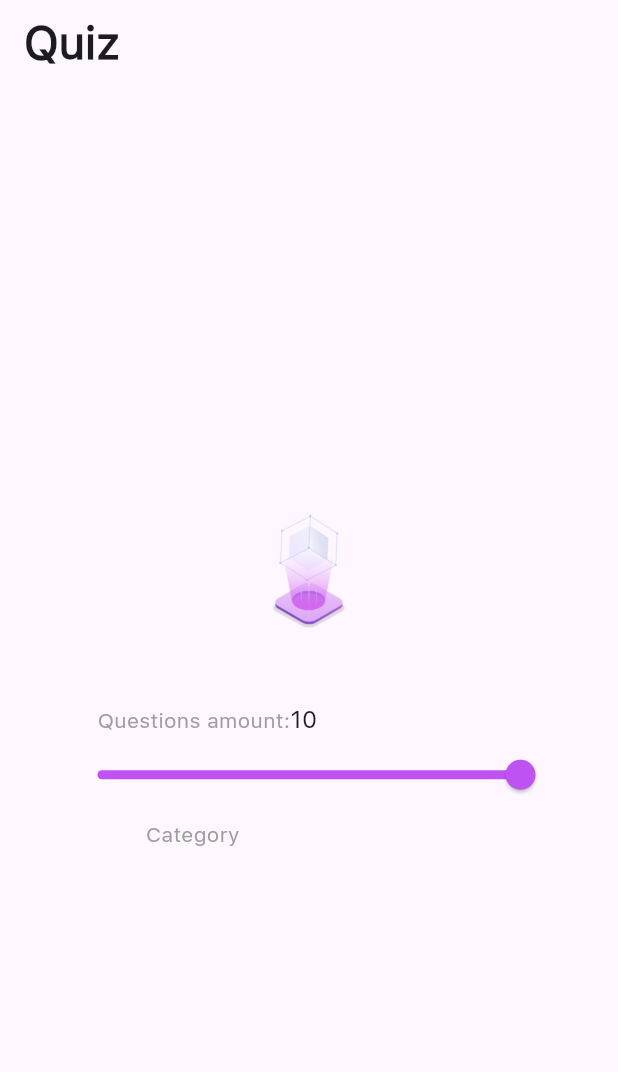
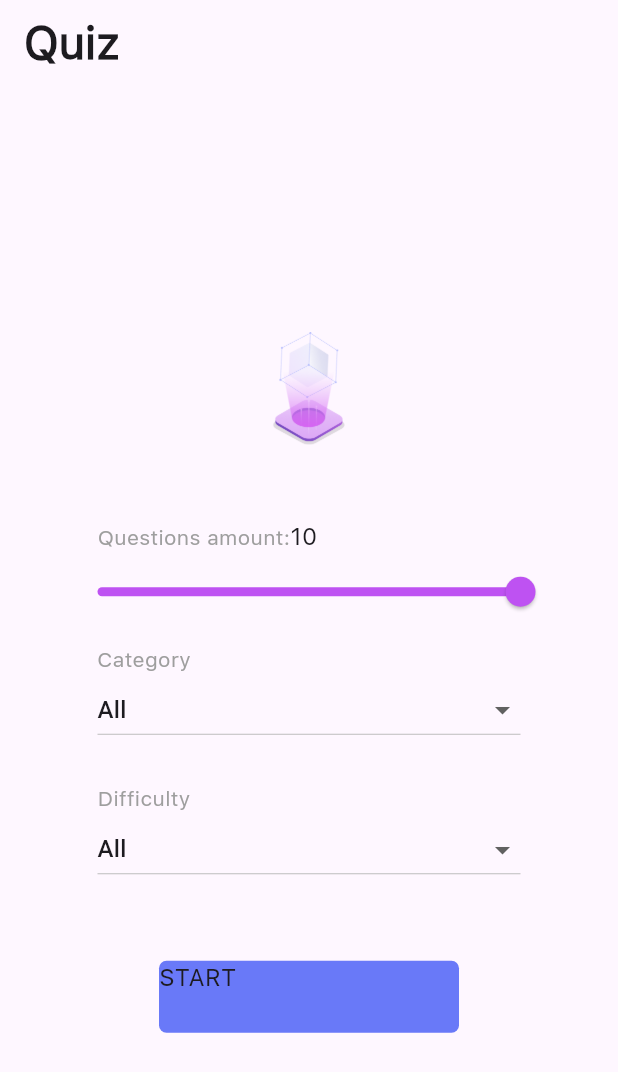
Before and after one commit to fluttberry/quiz_app_2, a Flutter app: the screen it shows after launch, on a phone screen of 412 x 824 dp. Shown: the top 1072 px of the screen. Run offline on Flutter 3.47's test engine with Material 3 defaults, Android fonts, the phone set to English and light mode, and no system bars.

Commit message:
dropdownbuttons added

```diff
--- a/lib/ui/quiz_home_page.dart
+++ b/lib/ui/quiz_home_page.dart
@@ -10,6 +10,8 @@ class QuizHomePage extends StatefulWidget {
 class _QuizHomePageState extends State<QuizHomePage> {
   int count = 50;
   String v = 'Question amount';
+  // String selectedCategory = 'data1';
+
   @override
   Widget build(BuildContext context) {
     return Scaffold(
@@ -62,8 +64,9 @@ class _QuizHomePageState extends State<QuizHomePage> {
               ),
             ],
           ),
-          Slider(activeColor: Color(0xffBE52F2),
-            padding: EdgeInsets.only(left: 65, right: 65),
+          Slider(
+            activeColor: Color(0xffBE52F2),
+            padding: EdgeInsets.symmetric(horizontal: 65),
             min: 1,
             max: 50,
             label: count.toString(),
@@ -75,7 +78,7 @@ class _QuizHomePageState extends State<QuizHomePage> {
             },
           ),
           Padding(
-                padding: const EdgeInsets.only(right: 155, top:  20),
+            padding: const EdgeInsets.only(right: 220, top: 25),
             child: Text(
               'Category',
               style: TextStyle(
@@ -85,6 +88,58 @@ class _QuizHomePageState extends State<QuizHomePage> {
               ),
             ),
           ),
+          Padding(
+            padding: const EdgeInsets.symmetric(horizontal: 65),
+            child: DropdownButton(dropdownColor: Colors.amber, isExpanded: true, menuMaxHeight: 30,
+              items: [
+                DropdownMenuItem(child: Text('All')),
+                // DropdownMenuItem(child: Text('data2')),
+                // DropdownMenuItem(child: Text('data3')),
+                // DropdownMenuItem(child: Text('data4')),
+                // DropdownMenuItem(child: Text('data5')),
+              ],
+
+              onChanged: (v) {},
+            ),
+          ),
+          Padding(
+            padding: const EdgeInsets.only(right: 220, top: 25),
+            child: Text(
+              'Difficulty',
+              style: TextStyle(
+                fontSize: 14,
+                fontFamily: 'SFProText',
+                color: Colors.grey,
+              ),
+            ),
+          ),
+          Padding(
+            padding: const EdgeInsets.symmetric(horizontal: 65),
+            child: DropdownButton(dropdownColor: Colors.amber, isExpanded: true, menuMaxHeight: 30,
+              items: [
+                DropdownMenuItem(child: Text('All')),
+                // DropdownMenuItem(child: Text('data2')),
+                // DropdownMenuItem(child: Text('data3')),
+                // DropdownMenuItem(child: Text('data4')),
+                // DropdownMenuItem(child: Text('data5')),
+              ],
+
+              onChanged: (v) {},
+            ),
+          ),
+          SizedBox(height: 50),
+          Container(
+
+            height: 48, width: 200,
+            decoration: BoxDecoration(
+              borderRadius: BorderRadius.circular(5),
+              color: Color(0xff6979f8),),
+            child: InkWell(
+
+              onTap: () {},
+            child: Text('START', style: TextStyle(fontSize: 16, fontFamily: 'SFProText'),),
+            ),
+          )
         ],
       ),
     );
```
Lines whose indentation alone changed are shown as unchanged.
